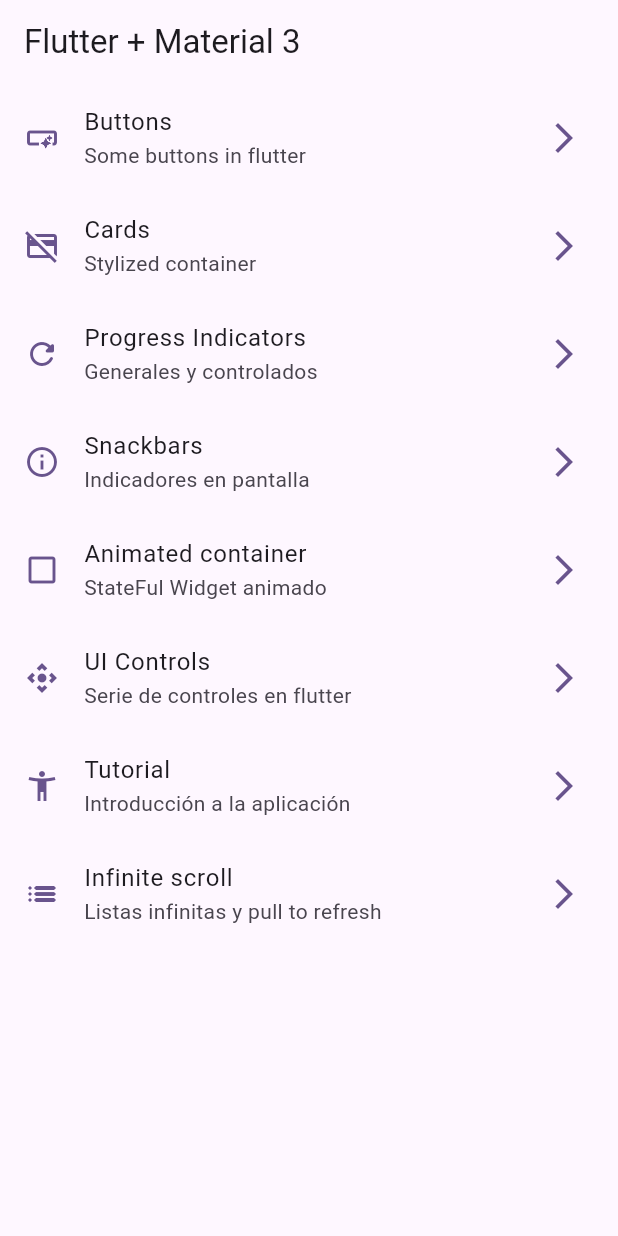
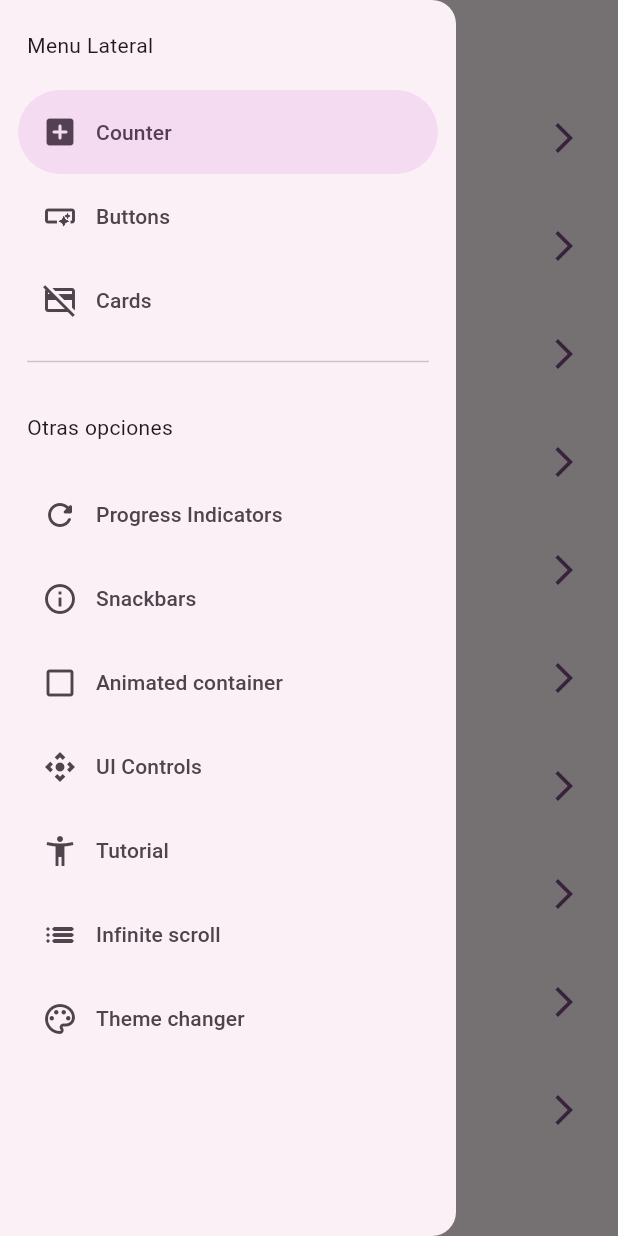
Before and after one commit to sanchezcarol/flutter-widgets, a Flutter app: the screen it shows after launch, with the side drawer open (before the commit the screen has no drawer), on a phone screen of 412 x 824 dp. Run offline on Flutter 3.47's test engine with Material 2 defaults, Android fonts, the phone set to English and light mode, and no system bars; our stand-ins replace animate_do, flutter_riverpod, go_router.

Commit message:
riverpod notifier

```diff
--- a/lib/config/app_theme.dart
+++ b/lib/config/app_theme.dart
@@ -2,8 +2,8 @@
 
   const Color _customColor = Color(0x007B20F3);
 
-  const List<Color> _colorThemes = [
-    _customColor,
+  const colorThemes = <Color>[
+    Colors.purple,
     Colors.black,
     Colors.blue,
     Colors.pink,
@@ -14,14 +14,15 @@
 class AppTheme {
 
   final int selectedColor;
-
-  AppTheme({this.selectedColor=0})
-    :assert(selectedColor>=0 && selectedColor<=_colorThemes.length -1,
-    'Color must be between 0 and ${_colorThemes.length}');
+  final bool isDarkMode;
+  AppTheme( {this.selectedColor=0, this.isDarkMode = false})
+    :assert(selectedColor>=0 && selectedColor<=colorThemes.length -1,
+    'Color must be between 0 and ${colorThemes.length}');
 
   ThemeData theme() => ThemeData(
       useMaterial3: true,
-      colorSchemeSeed: _colorThemes[selectedColor],
+      brightness: isDarkMode ? Brightness.dark : Brightness.light,
+      colorSchemeSeed: colorThemes[selectedColor],
       appBarTheme: const AppBarTheme(
         centerTitle: false
       )
--- a/lib/config/menu/menu_items.dart
+++ b/lib/config/menu/menu_items.dart
@@ -18,7 +18,12 @@
 }
 
 const menuItems = <MenuItems>[
-
+  MenuItems(
+    title: 'Counter',
+    subtitle: 'Counter riverpod',
+    link: '/counter',
+    icon: Icons.add_box_rounded
+  ),
   MenuItems(
     title: 'Buttons',
     subtitle: 'Some buttons in flutter',
@@ -67,4 +72,11 @@
     link: '/infinitescroll',
     icon: Icons.list_rounded
   ),
+  MenuItems(
+    title: 'Theme changer',
+    subtitle: 'Cambiar tema',
+    link: '/themeChanger',
+    icon: Icons.color_lens_outlined
+  ),
+
 ];
--- a/lib/config/router/app_router.dart
+++ b/lib/config/router/app_router.dart
@@ -50,6 +50,16 @@
       name: InfiniteScrollScreen.name,
       path: '/infinitescroll',
       builder: (context, state) => const InfiniteScrollScreen(),
+    ),
+    GoRoute(
+      name: CounterScreen.name,
+      path: '/counter',
+      builder: (context, state) => const CounterScreen(),
+    ),
+    GoRoute(
+      name: ThemeChanger.name,
+      path: '/themeChanger',
+      builder: (context, state) => const ThemeChanger(),
     )
   ]
 
--- a/lib/main.dart
+++ b/lib/main.dart
@@ -1,22 +1,26 @@
 import 'package:flutter/material.dart';
+import 'package:flutter_riverpod/flutter_riverpod.dart';
 import 'package:widgets_04_app/config/router/app_router.dart';
-
+import 'package:widgets_04_app/presentation/providers/theme_provider.dart';
 import 'config/app_theme.dart';
 
 void main() {
-  runApp(const MyApp());
+  runApp(const ProviderScope(child: MyApp()));
 }
 
-class MyApp extends StatelessWidget {
+class MyApp extends ConsumerWidget {
   const MyApp({super.key});
-
   // This widget is the root of your application.
   @override
-  Widget build(BuildContext context) {
+  Widget build(BuildContext context, WidgetRef ref) {
+
+    final isDarkMode = ref.watch(isDarkModeProvider);
+    final selectedColor = ref.watch(selectedColorProvider);
+
     return MaterialApp.router(
       routerConfig: appRouter,
       debugShowCheckedModeBanner: false,
-      theme: AppTheme(selectedColor:0).theme(),
+      theme: AppTheme(selectedColor:selectedColor, isDarkMode:isDarkMode).theme(),
     );
   }
 }
--- /dev/null
+++ b/lib/presentation/providers/counter_provider.dart
@@ -0,0 +1,4 @@
+
+import 'package:flutter_riverpod/flutter_riverpod.dart';
+
+final counterProvider = StateProvider((ref) => 5);
--- /dev/null
+++ b/lib/presentation/providers/theme_provider.dart
@@ -0,0 +1,11 @@
+
+import 'package:flutter_riverpod/flutter_riverpod.dart';
+import 'package:widgets_04_app/config/app_theme.dart';
+
+final isDarkModeProvider = StateProvider((ref) => false);
+
+//listado inmutable (provider) de colores
+
+final colorListProvider = Provider((ref) => colorThemes);
+
+final selectedColorProvider = StateProvider((ref) => 0);
--- a/lib/presentation/screens/home/home_screen.dart
+++ b/lib/presentation/screens/home/home_screen.dart
@@ -3,6 +3,7 @@
 import 'package:flutter/material.dart';
 import 'package:go_router/go_router.dart';
 import 'package:widgets_04_app/config/menu/menu_items.dart';
+import 'package:widgets_04_app/presentation/widgets/side_menu.dart';
 
 class HomeScreen extends StatelessWidget {
   static const String name = 'home_screen';
@@ -10,11 +11,14 @@
 
   @override
   Widget build(BuildContext context) {
+    final scaffoldKey = GlobalKey<ScaffoldState>();
     return Scaffold(
+      key: scaffoldKey,
       appBar: AppBar(
         title: const Text('Flutter + Material 3'),
       ),
       body: _HomeView(),
+      drawer: SideMenu(scaffoldKey: scaffoldKey)
     );
   }
 }
--- a/lib/presentation/screens/screens.dart
+++ b/lib/presentation/screens/screens.dart
@@ -1,3 +1,7 @@
+
+export 'package:widgets_04_app/presentation/screens/theme_changer/theme_changer_screen.dart';
+
+export 'package:widgets_04_app/presentation/screens/counter/counter_screen.dart';
 
 export 'package:widgets_04_app/presentation/screens/animated/animated_screen.dart';
 export 'package:widgets_04_app/presentation/screens/infinite_scroll/infinite_scroll_screen.dart';
--- /dev/null
+++ b/lib/presentation/widgets/side_menu.dart
@@ -0,0 +1,61 @@
+import 'package:flutter/material.dart';
+import 'package:go_router/go_router.dart';
+import 'package:widgets_04_app/config/menu/menu_items.dart';
+
+class SideMenu extends StatefulWidget {
+
+  final GlobalKey<ScaffoldState> scaffoldKey;
+
+  const SideMenu({super.key, required this.scaffoldKey});
+
+  @override
+  State<SideMenu> createState() => _SideMenuState();
+}
+
+class _SideMenuState extends State<SideMenu> {
+  int navigationDestination = 0;
+  @override
+  Widget build(BuildContext context) {
+    double hasNotch = MediaQuery.of(context).viewPadding.top;
+    return NavigationDrawer(
+      selectedIndex: navigationDestination,
+      onDestinationSelected: (value) {
+        setState(() {
+          navigationDestination = value;
+        });
+        context.push(menuItems[value].link);
+        widget.scaffoldKey.currentState?.closeDrawer();
+      },
+      children: [
+        Padding(
+          padding: EdgeInsets.fromLTRB(18, hasNotch > 35 ? 0 : 20, 18, 20),
+          child: const Text('Menu Lateral'),
+        ),
+        ...menuItems
+        .sublist(0,3)
+        .map((menuItem) =>
+          NavigationDrawerDestination(
+            icon: Icon(menuItem.icon),
+            label: Text(menuItem.title)
+          )
+        ),
+        const Padding(
+          padding: EdgeInsets.fromLTRB(18, 5, 18, 16),
+          child: Divider(),
+        ),
+        const Padding(
+          padding: EdgeInsets.fromLTRB(18, 10, 18, 20),
+          child: Text('Otras opciones'),
+        ),
+        ...menuItems
+        .sublist(3)
+        .map((menuItem) =>
+          NavigationDrawerDestination(
+            icon: Icon(menuItem.icon),
+            label: Text(menuItem.title),
+          )
+        )
+      ],
+    );
+  }
+}
--- a/pubspec.yaml
+++ b/pubspec.yaml
@@ -32,6 +32,7 @@
   cupertino_icons: ^1.0.2
   flutter:
     sdk: flutter
+  flutter_riverpod: ^2.3.7
   go_router: ^10.1.0
 
 dev_dependencies:
```
Also changed, not shown: lib/presentation/screens/counter/counter_screen.dart (added, +40 -0 lines), lib/presentation/screens/theme_changer/theme_changer_screen.dart (added, +57 -0 lines), pubspec.lock.
